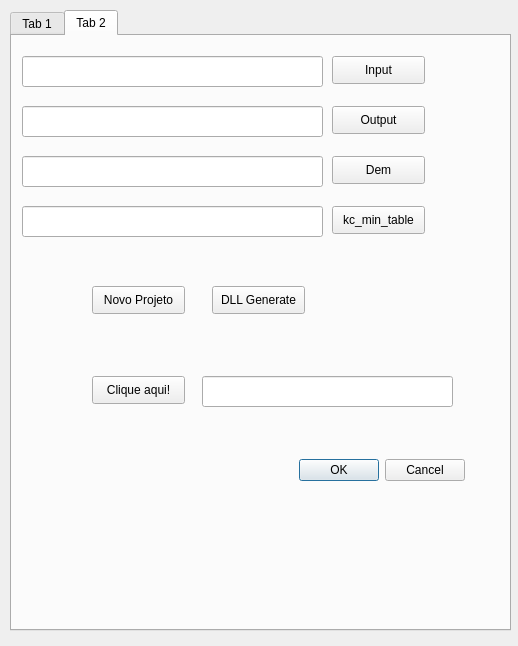
Above: ui.resources/ui_BaseDialog.ui from LabSid-USP/RUBEMHydrological before the change. Below: the same form after it.
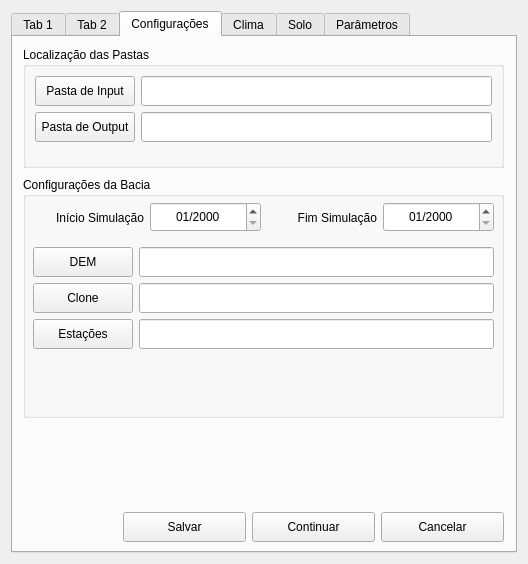
That is the form after the change. Custom widgets are drawn as their Qt base class.

Diff of the .ui file:
```diff
--- a/ui.resources/ui_BaseDialog.ui
+++ b/ui.resources/ui_BaseDialog.ui
@@ -6,24 +6,23 @@
    <rect>
     <x>0</x>
     <y>0</y>
-    <width>518</width>
-    <height>646</height>
+    <width>528</width>
+    <height>564</height>
    </rect>
   </property>
   <property name="windowTitle">
    <string>Dialog</string>
   </property>
+  <layout class="QHBoxLayout" name="horizontalLayout">
+   <item>
   <widget class="QTabWidget" name="tabWidget">
-   <property name="geometry">
-    <rect>
-     <x>10</x>
-     <y>10</y>
-     <width>501</width>
-     <height>621</height>
-    </rect>
+     <property name="font">
+      <font>
+       <pointsize>9</pointsize>
+      </font>
    </property>
    <property name="currentIndex">
-    <number>1</number>
+      <number>2</number>
    </property>
    <widget class="QWidget" name="tab_3">
     <attribute name="title">
@@ -758,31 +757,412 @@
       <string>Novo Projeto</string>
      </property>
     </widget>
-    <widget class="QPushButton" name="testeCamila">
+     </widget>
+     <widget class="QWidget" name="TabConfigFiles">
+      <attribute name="title">
+       <string>Configurações</string>
+      </attribute>
+      <widget class="QGroupBox" name="groupBox">
      <property name="geometry">
       <rect>
-       <x>80</x>
-       <y>340</y>
-       <width>93</width>
-       <height>28</height>
-      </rect>
-     </property>
+         <x>10</x>
+         <y>10</y>
+         <width>481</width>
+         <height>121</height>
+        </rect>
+       </property>
+       <property name="font">
+        <font>
+         <pointsize>9</pointsize>
+        </font>
+       </property>
+       <property name="title">
+        <string>Localização das Pastas</string>
+       </property>
+       <layout class="QVBoxLayout" name="verticalLayout">
+        <item>
+         <layout class="QFormLayout" name="formLayout">
+          <item row="0" column="0">
+           <widget class="QPushButton" name="btn_GetInputFolder">
+            <property name="minimumSize">
+             <size>
+              <width>100</width>
+              <height>30</height>
+             </size>
+            </property>
      <property name="text">
-      <string>Clique aqui!</string>
-     </property>
-    </widget>
-    <widget class="QLineEdit" name="lineEdit_7">
+             <string>Pasta de Input</string>
+            </property>
+           </widget>
+          </item>
+          <item row="0" column="1">
+           <widget class="QLineEdit" name="lineEdit_GetInputFolder">
+            <property name="minimumSize">
+             <size>
+              <width>0</width>
+              <height>30</height>
+             </size>
+            </property>
+           </widget>
+          </item>
+          <item row="1" column="0">
+           <widget class="QPushButton" name="btn_GetOutputFolder">
+            <property name="sizePolicy">
+             <sizepolicy hsizetype="Minimum" vsizetype="Fixed">
+              <horstretch>0</horstretch>
+              <verstretch>0</verstretch>
+             </sizepolicy>
+            </property>
+            <property name="minimumSize">
+             <size>
+              <width>100</width>
+              <height>30</height>
+             </size>
+            </property>
+            <property name="text">
+             <string>Pasta de Output</string>
+            </property>
+           </widget>
+          </item>
+          <item row="1" column="1">
+           <widget class="QLineEdit" name="lineEdit_GetOutputFolder">
+            <property name="minimumSize">
+             <size>
+              <width>0</width>
+              <height>30</height>
+             </size>
+            </property>
+           </widget>
+          </item>
+         </layout>
+        </item>
+       </layout>
+      </widget>
+      <widget class="QGroupBox" name="groupBox_3">
      <property name="geometry">
       <rect>
-       <x>190</x>
-       <y>340</y>
-       <width>251</width>
-       <height>31</height>
-      </rect>
-     </property>
-    </widget>
-   </widget>
-  </widget>
+         <x>10</x>
+         <y>140</y>
+         <width>481</width>
+         <height>241</height>
+        </rect>
+       </property>
+       <property name="font">
+        <font>
+         <pointsize>9</pointsize>
+         <weight>50</weight>
+         <bold>false</bold>
+        </font>
+       </property>
+       <property name="title">
+        <string>Configurações da Bacia</string>
+       </property>
+       <widget class="QWidget" name="horizontalLayoutWidget">
+        <property name="geometry">
+         <rect>
+          <x>10</x>
+          <y>20</y>
+          <width>461</width>
+          <height>41</height>
+         </rect>
+        </property>
+        <layout class="QHBoxLayout" name="horizontalLayout_2">
+         <item>
+          <widget class="QLabel" name="label_SimStartDate">
+           <property name="font">
+            <font>
+             <pointsize>9</pointsize>
+            </font>
+           </property>
+           <property name="layoutDirection">
+            <enum>Qt::LeftToRight</enum>
+           </property>
+           <property name="autoFillBackground">
+            <bool>false</bool>
+           </property>
+           <property name="text">
+            <string>Início Simulação</string>
+           </property>
+           <property name="alignment">
+            <set>Qt::AlignRight|Qt::AlignTrailing|Qt::AlignVCenter</set>
+           </property>
+          </widget>
+         </item>
+         <item>
+          <widget class="QDateEdit" name="dateEdit_GetSimStart">
+           <property name="minimumSize">
+            <size>
+             <width>0</width>
+             <height>30</height>
+            </size>
+           </property>
+           <property name="font">
+            <font>
+             <pointsize>9</pointsize>
+            </font>
+           </property>
+           <property name="alignment">
+            <set>Qt::AlignCenter</set>
+           </property>
+           <property name="dateTime">
+            <datetime>
+             <hour>0</hour>
+             <minute>0</minute>
+             <second>0</second>
+             <year>2000</year>
+             <month>1</month>
+             <day>1</day>
+            </datetime>
+           </property>
+           <property name="maximumTime">
+            <time>
+             <hour>23</hour>
+             <minute>59</minute>
+             <second>59</second>
+            </time>
+           </property>
+           <property name="displayFormat">
+            <string>MM/yyyy</string>
+           </property>
+          </widget>
+         </item>
+         <item>
+          <widget class="QLabel" name="label_SimEndDate">
+           <property name="font">
+            <font>
+             <pointsize>9</pointsize>
+            </font>
+           </property>
+           <property name="text">
+            <string>Fim Simulação</string>
+           </property>
+           <property name="alignment">
+            <set>Qt::AlignRight|Qt::AlignTrailing|Qt::AlignVCenter</set>
+           </property>
+          </widget>
+         </item>
+         <item>
+          <widget class="QDateEdit" name="dateEdit_GetSimEnd">
+           <property name="minimumSize">
+            <size>
+             <width>0</width>
+             <height>30</height>
+            </size>
+           </property>
+           <property name="font">
+            <font>
+             <pointsize>9</pointsize>
+            </font>
+           </property>
+           <property name="alignment">
+            <set>Qt::AlignCenter</set>
+           </property>
+           <property name="dateTime">
+            <datetime>
+             <hour>0</hour>
+             <minute>0</minute>
+             <second>0</second>
+             <year>2000</year>
+             <month>1</month>
+             <day>1</day>
+            </datetime>
+           </property>
+           <property name="maximumTime">
+            <time>
+             <hour>23</hour>
+             <minute>59</minute>
+             <second>59</second>
+            </time>
+           </property>
+           <property name="displayFormat">
+            <string>MM/yyyy</string>
+           </property>
+          </widget>
+         </item>
+        </layout>
+       </widget>
+       <widget class="QWidget" name="formLayoutWidget_2">
+        <property name="geometry">
+         <rect>
+          <x>10</x>
+          <y>70</y>
+          <width>461</width>
+          <height>161</height>
+         </rect>
+        </property>
+        <layout class="QFormLayout" name="formLayout_2">
+         <item row="0" column="0">
+          <widget class="QPushButton" name="btn_GetDemFile">
+           <property name="minimumSize">
+            <size>
+             <width>100</width>
+             <height>30</height>
+            </size>
+           </property>
+           <property name="font">
+            <font>
+             <pointsize>9</pointsize>
+            </font>
+           </property>
+           <property name="text">
+            <string>DEM</string>
+           </property>
+          </widget>
+         </item>
+         <item row="0" column="1">
+          <widget class="QLineEdit" name="lineEdit_GetDemFile">
+           <property name="minimumSize">
+            <size>
+             <width>0</width>
+             <height>30</height>
+            </size>
+           </property>
+          </widget>
+         </item>
+         <item row="1" column="0">
+          <widget class="QPushButton" name="btn_GetCloneFile">
+           <property name="minimumSize">
+            <size>
+             <width>100</width>
+             <height>30</height>
+            </size>
+           </property>
+           <property name="font">
+            <font>
+             <pointsize>9</pointsize>
+            </font>
+           </property>
+           <property name="text">
+            <string>Clone</string>
+           </property>
+          </widget>
+         </item>
+         <item row="1" column="1">
+          <widget class="QLineEdit" name="lineEdit_GetCloneFile">
+           <property name="minimumSize">
+            <size>
+             <width>0</width>
+             <height>30</height>
+            </size>
+           </property>
+          </widget>
+         </item>
+         <item row="2" column="0">
+          <widget class="QPushButton" name="btn_GetStationsFile">
+           <property name="minimumSize">
+            <size>
+             <width>100</width>
+             <height>30</height>
+            </size>
+           </property>
+           <property name="font">
+            <font>
+             <pointsize>9</pointsize>
+            </font>
+           </property>
+           <property name="text">
+            <string>Estações</string>
+           </property>
+          </widget>
+         </item>
+         <item row="2" column="1">
+          <widget class="QLineEdit" name="lineEdit_GetStationsFile">
+           <property name="minimumSize">
+            <size>
+             <width>0</width>
+             <height>30</height>
+            </size>
+           </property>
+          </widget>
+         </item>
+        </layout>
+       </widget>
+      </widget>
+      <widget class="QWidget" name="horizontalLayoutWidget_2">
+       <property name="geometry">
+        <rect>
+         <x>110</x>
+         <y>470</y>
+         <width>381</width>
+         <height>41</height>
+        </rect>
+       </property>
+       <layout class="QHBoxLayout" name="horizontalLayout_3">
+        <item>
+         <widget class="QPushButton" name="btn_SaveConfigTab">
+          <property name="minimumSize">
+           <size>
+            <width>0</width>
+            <height>30</height>
+           </size>
+          </property>
+          <property name="font">
+           <font>
+            <pointsize>9</pointsize>
+           </font>
+          </property>
+          <property name="text">
+           <string>Salvar</string>
+          </property>
+         </widget>
+        </item>
+        <item>
+         <widget class="QPushButton" name="btn_NextConfigTab">
+          <property name="minimumSize">
+           <size>
+            <width>0</width>
+            <height>30</height>
+           </size>
+          </property>
+          <property name="font">
+           <font>
+            <pointsize>9</pointsize>
+           </font>
+          </property>
+          <property name="text">
+           <string>Continuar</string>
+          </property>
+         </widget>
+        </item>
+        <item>
+         <widget class="QPushButton" name="btn_CancelConfigTab">
+          <property name="minimumSize">
+           <size>
+            <width>0</width>
+            <height>30</height>
+           </size>
+          </property>
+          <property name="font">
+           <font>
+            <pointsize>9</pointsize>
+           </font>
+          </property>
+          <property name="text">
+           <string>Cancelar</string>
+          </property>
+         </widget>
+        </item>
+       </layout>
+      </widget>
+     </widget>
+     <widget class="QWidget" name="TabClima">
+      <attribute name="title">
+       <string>Clima</string>
+      </attribute>
+     </widget>
+     <widget class="QWidget" name="TabSolo">
+      <attribute name="title">
+       <string>Solo</string>
+      </attribute>
+     </widget>
+     <widget class="QWidget" name="TabParams">
+      <attribute name="title">
+       <string>Parâmetros</string>
+      </attribute>
+     </widget>
+    </widget>
+   </item>
+  </layout>
  </widget>
  <customwidgets>
   <customwidget>
```
Left out of the diff: 16 changed lines with no effect on the pictures. Lines whose indentation alone changed are shown as unchanged.
